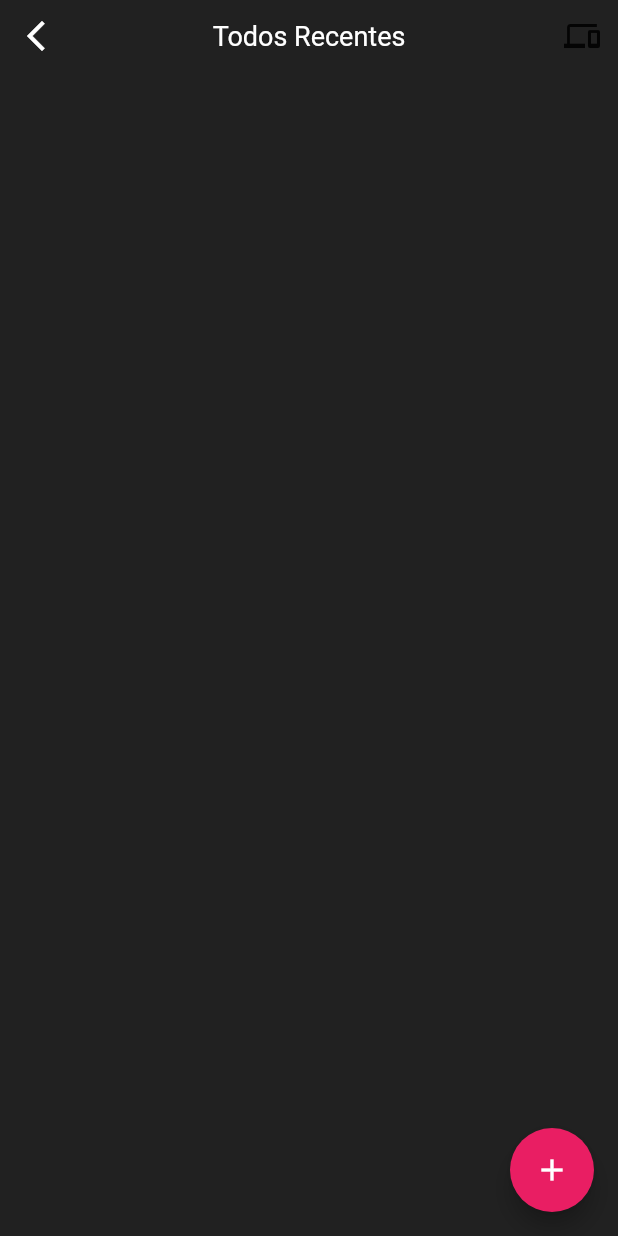
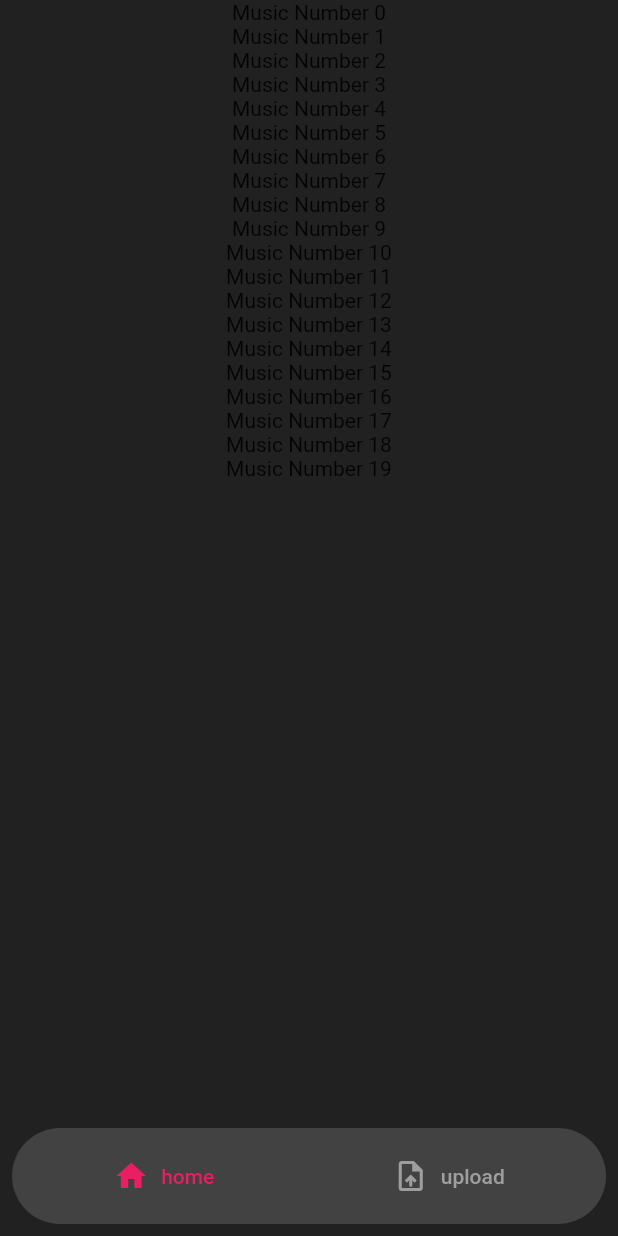
Before and after one commit to saidino84/flutfirebase, a Flutter app: the TodoPage screen opened by its route, after a tap on the "devices" icon, on a phone screen of 412 x 824 dp. Run offline on Flutter 3.47's test engine with Material 2 defaults, Android fonts, the phone set to English and light mode, and no system bars; our stand-ins replace cloud_firestore, firebase_auth, firebase_core, font_awesome_flutter, get, google_sign_in; accounts and stored records are empty.

Commit message:
staring picking files

```diff
--- /dev/null
+++ b/lib/app/bindings/songplayer_binding.dart
@@ -0,0 +1,11 @@
+
+import 'package:get/get.dart';
+import '../controllers/songplayer_controller.dart';
+
+
+class SongplayerBinding implements Bindings {
+  @override
+  void dependencies() {
+    Get.lazyPut<SongplayerController>(() => SongplayerController());
+  }
+}
--- /dev/null
+++ b/lib/app/controllers/songplayer_controller.dart
@@ -0,0 +1,23 @@
+import 'package:flutfirebase/app/data/repositories/player_repository.dart';
+import 'package:flutfirebase/app/ui/pages/songplayer_page/contents/p_home.dart';
+import 'package:flutfirebase/app/ui/pages/songplayer_page/contents/p_upload.dart';
+import 'package:flutfirebase/app/ui/utils/shared.dart';
+import 'package:get/get.dart';
+
+import '../data/repositories/player_repository.dart';
+
+class SongplayerController extends GetxController {
+  final repository = PlayerRepository();
+  final form_key = GlobalKey<FormState>();
+  final song_uri_contrl = TextEditingController();
+  final song_title_contrl = TextEditingController();
+  final song_artist_contrl = TextEditingController();
+  final current_tab = 0.obs;
+  final is_active = false;
+  final tabs = [PlayerHome(), PlayerUpload()].obs;
+  void to(int tab) {
+    current_tab.value = tab;
+  }
+
+  // Color get active_tab_color =>Colors
+}
--- /dev/null
+++ b/lib/app/data/repositories/player_repository.dart
@@ -0,0 +1,11 @@
+class PlayerRepository {
+  List songs = [
+    {
+      'title': 'audio 1',
+      'singer': 'nao top',
+      'url':
+          'https://assets.mixkit.co/music/preview/mixkit-tech-house-vibes-130.mp3',
+      'coverUrl': ''
+    }
+  ];
+}
--- a/lib/app/routes/routes.dart
+++ b/lib/app/routes/routes.dart
@@ -1,9 +1,11 @@
 import 'package:flutfirebase/app/bindings/app_binding.dart';
+import 'package:flutfirebase/app/bindings/songplayer_binding.dart';
 import 'package:flutfirebase/app/bindings/todo_binding.dart';
 import 'package:flutfirebase/app/ui/pages/auth_page/auth_page.dart';
 import 'package:flutfirebase/app/ui/pages/home_page/home_page.dart';
 import 'package:flutfirebase/app/ui/pages/login_page/login_page.dart';
 import 'package:flutfirebase/app/ui/pages/register_page/register_page.dart';
+import 'package:flutfirebase/app/ui/pages/songplayer_page/songplayer_page.dart';
 import 'package:flutfirebase/app/ui/pages/todo_page/todo_page.dart';
 import 'package:flutfirebase/app/ui/utils/shared.dart';
 
@@ -13,6 +15,7 @@ class AppRoutes {
   static final String LOGIN = '/login';
   static final String TODO = '/todo';
   static final String AUTH = '/auth';
+  static final String PLAYER = '/player';
 }
 
 class AppPages {
@@ -24,6 +27,10 @@ class AppPages {
     GetPage(name: AppRoutes.HOME, page: () => HomePage(), bindings: [
       AppBinding(),
       HomeBinding(),
+    ]),
+    GetPage(name: AppRoutes.PLAYER, page: () => SongplayerPage(), bindings: [
+      AppBinding(),
+      SongplayerBinding(),
     ]),
     GetPage(name: AppRoutes.TODO, page: () => TodoPage(), bindings: [
       AppBinding(),
--- a/lib/app/ui/global_widgets/error_widget.dart
+++ b/lib/app/ui/global_widgets/error_widget.dart
@@ -2,8 +2,8 @@ import 'package:font_awesome_flutter/font_awesome_flutter.dart';
 
 import 'package:flutfirebase/app/ui/utils/shared.dart';
 
-class QueryError extends StatelessWidget {
-  const QueryError({
+class AppDialogError extends StatelessWidget {
+  const AppDialogError({
     Key? key,
     required this.message,
   }) : super(key: key);
--- /dev/null
+++ b/lib/app/ui/pages/songplayer_page/contents/p_home.dart
@@ -0,0 +1,17 @@
+import 'package:flutfirebase/app/controllers/songplayer_controller.dart';
+import 'package:flutfirebase/app/ui/utils/shared.dart';
+
+class PlayerHome extends GetView<SongplayerController> {
+  @override
+  Widget build(BuildContext context) {
+    return ListView.builder(
+        itemCount: 20,
+        itemBuilder: (ctx, index) {
+          return Center(
+            child: Container(
+              child: Text('Music Number $index'),
+            ),
+          );
+        });
+  }
+}
--- /dev/null
+++ b/lib/app/ui/pages/songplayer_page/songplayer_page.dart
@@ -0,0 +1,64 @@
+import 'dart:io';
+
+import 'package:flutter/material.dart';
+import 'package:get/get.dart';
+import '../../../controllers/songplayer_controller.dart';
+
+class SongplayerPage extends GetView<SongplayerController> {
+  final kUrl1 = 'https://luan.xyz/files/audio/ambient_c_motion.mp3';
+  final kUrl3 = 'http://bbcmedia.ic.llnwd.net/stream/bbcmedia_radio1xtra_mf_p';
+  Widget build(BuildContext context) {
+    var primaryColor = Theme.of(context).primaryColor;
+    var size = MediaQuery.of(context).size;
+    return Scaffold(
+      body: Obx(
+        () => controller.tabs.value[controller.current_tab.value],
+      ),
+      bottomNavigationBar: Container(
+        decoration: BoxDecoration(
+            borderRadius: BorderRadius.circular(40), color: Colors.grey[800]),
+        padding: EdgeInsets.all(8),
+        margin: EdgeInsets.all(8),
+        child: Obx(
+          () => Row(
+            mainAxisAlignment: MainAxisAlignment.spaceAround,
+            children: [
+              TextButton.icon(
+                onPressed: () {
+                  controller.to(0);
+                },
+                icon: Icon(Icons.home,
+                    color: controller.current_tab == 0
+                        ? primaryColor
+                        : Colors.grey[500]),
+                label: Text('home',
+                    style: TextStyle(
+                        color: controller.current_tab == 0
+                            ? primaryColor
+                            : Colors.grey[500])),
+              ),
+              TextButton.icon(
+                onPressed: () {
+                  controller.to(1);
+                },
+                icon: Icon(Icons.upload_file,
+                    color: controller.current_tab.value == 1
+                        ? primaryColor
+                        : Colors.grey[500]),
+                label: Text('upload',
+                    style: TextStyle(
+                        color: controller.current_tab.value == 1
+                            ? primaryColor
+                            : Colors.grey[500])),
+              ),
+            ],
+          ),
+        ),
+      ),
+    );
+  }
+
+  Widget shoose_type() {
+    return Container();
+  }
+}
--- a/lib/app/ui/pages/todo_page/todo_page.dart
+++ b/lib/app/ui/pages/todo_page/todo_page.dart
@@ -35,7 +35,9 @@ class TodoPage extends GetView<TodoController> {
               ),
               IconButton(
                 icon: Icon(Icons.devices_outlined),
-                onPressed: () {},
+                onPressed: () {
+                  Get.toNamed(AppRoutes.PLAYER);
+                },
               ),
             ],
           )),
--- a/pubspec.yaml
+++ b/pubspec.yaml
@@ -44,7 +44,6 @@ dependencies:
   # State Manager
   get: ^4.1.4
 
-  audioplayers: ^0.19.1
 
 dev_dependencies:
   flutter_test:
```
Also changed, not shown: lib/app/controllers/app_controller.dart (+7 -2 lines), lib/app/ui/pages/songplayer_page/contents/p_upload.dart (added, +173 -0 lines), pubspec.lock, 3 other files.
